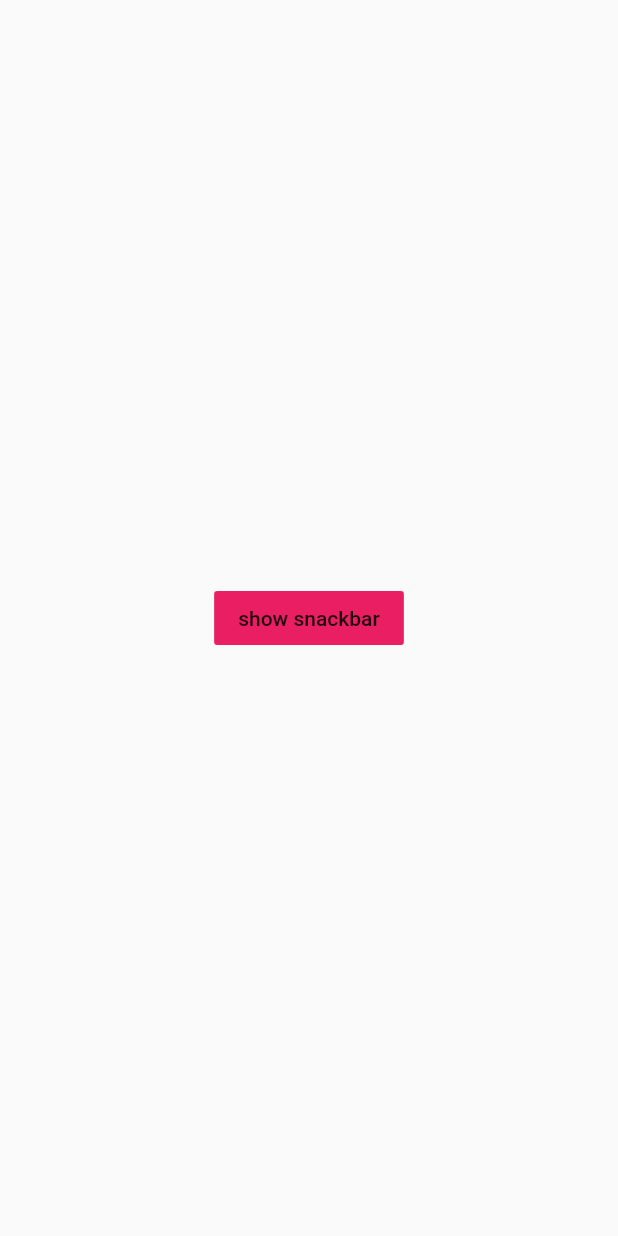
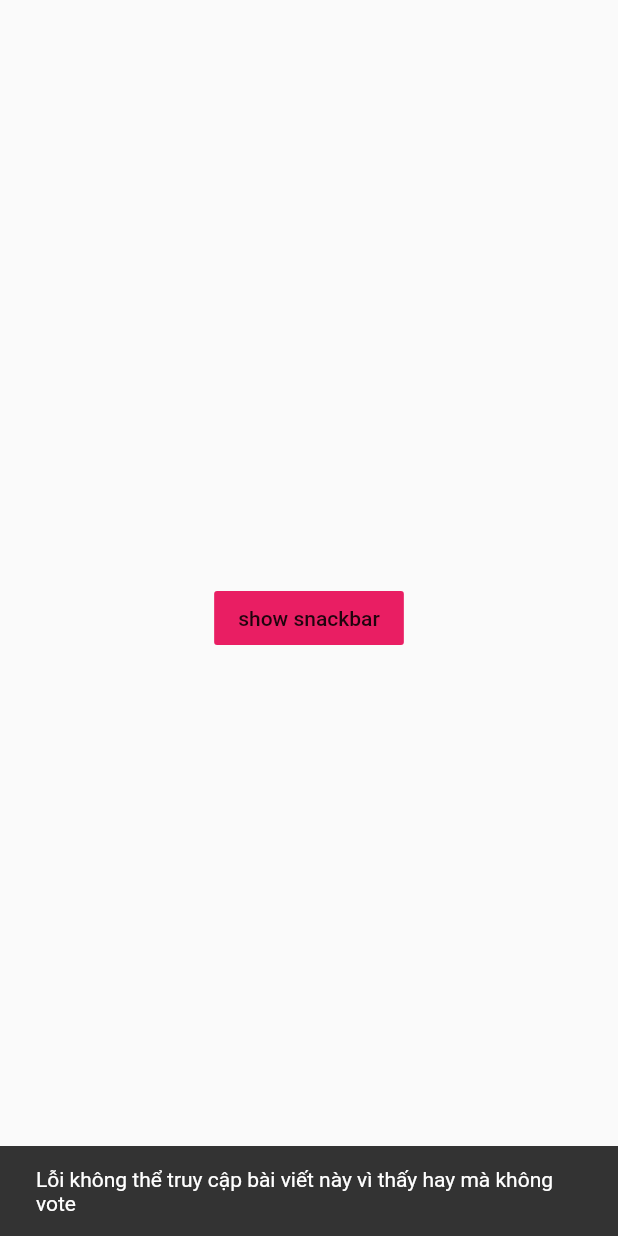
Before and after one commit to lqlongvn/flutter_app, a Flutter app: the screen it shows after launch, after a tap on "show snackbar", on a phone screen of 412 x 824 dp. Run offline on Flutter 3.47's test engine with Material 2 defaults, Android fonts, the phone set to English and light mode, and no system bars.

Commit message:
Button Code(2)(3/9/21 20h45): Click button, hiện message ở dòng cuối trên màn hình

```diff
--- a/lib/main.dart
+++ b/lib/main.dart
@@ -14,18 +14,23 @@ class MyApp extends StatelessWidget {
 class MyHomePage extends StatelessWidget {
   @override
   Widget build(BuildContext context) {
-    return Scaffold(
+    return Scaffold( // Scaffold đang là cha của MyButtonWidget
       body: Center(
-        child: FlatButton(
-          child: Text('show snackbar'),
-          color: Colors.pink,
-          onPressed: () {
-            // xử lý show snackbar khi click
-            final snackBar = SnackBar(content: Text('Không thể truy cập bài viết này vì thấy hay mà không vote'));
-            Scaffold.of(context).showSnackBar(snackBar);
-          },
-        ),
+        child: MyButtonWidget(),
       ),
     );
   }
 }
+class MyButtonWidget extends StatelessWidget {
+  @override
+  Widget build(BuildContext context) { // từ context của MyButtonWidget sẽ tìm được widget Scaffold cha gần nhất
+    return FlatButton(
+      child: Text('show snackbar'),
+      color: Colors.pink,
+      onPressed: () {
+        final snackBar = SnackBar(content: Text('Lỗi không thể truy cập bài viết này vì thấy hay mà không vote'));
+        Scaffold.of(context).showSnackBar(snackBar); // truyền vào context của MyButtonWidget
+      },
+    );
+  }
+}
```
